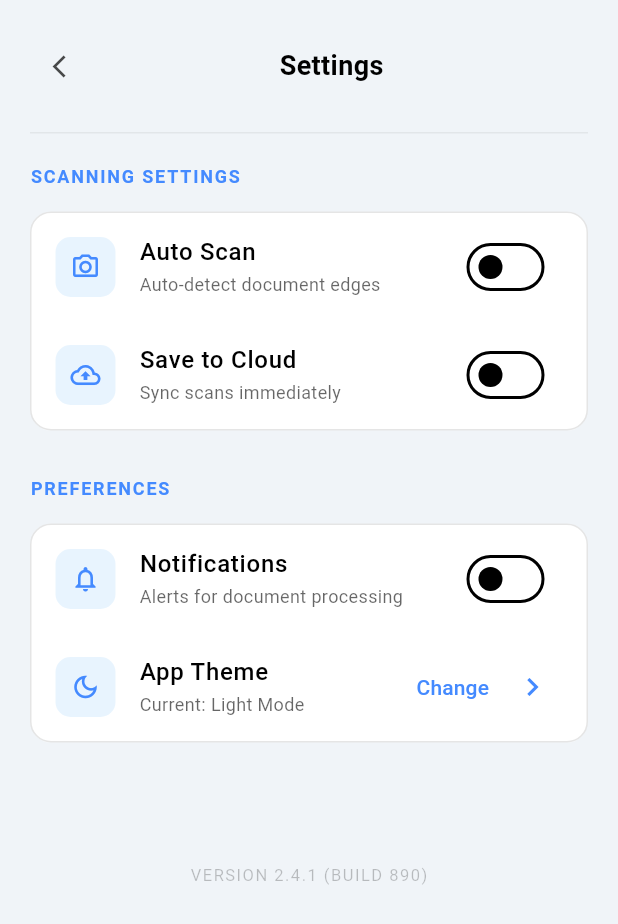
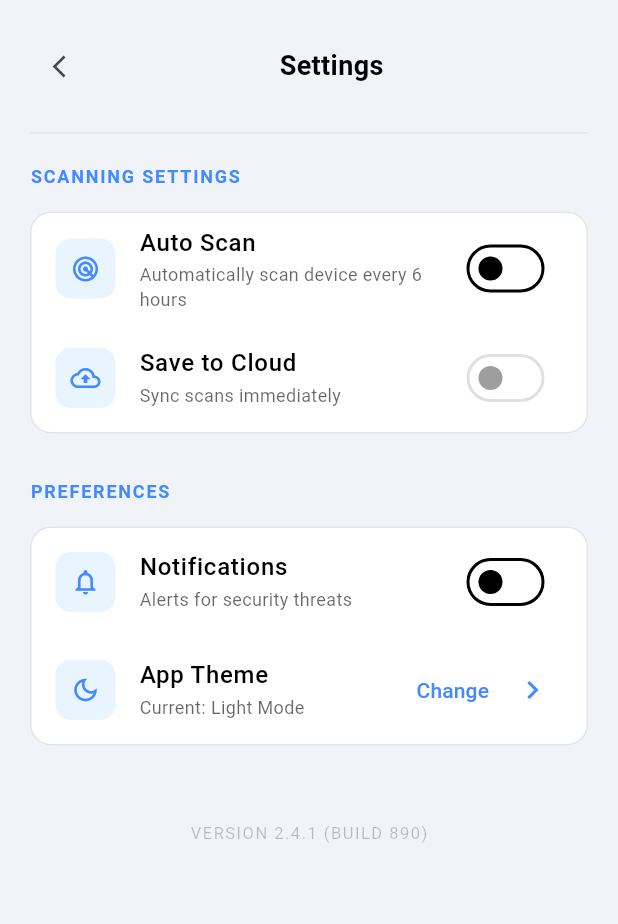
Before and after one commit to Adhamessam2/Mobscan, a Flutter app: the SettingsScreen screen opened directly, after a tap on "Change", on a phone screen of 412 x 824 dp. Shown: the top 924 px of the screen. Run offline on Flutter 3.47's test engine with Material 3 defaults, Android fonts, the phone set to English and light mode, and no system bars; our stand-ins replace bloc, carousel_slider, flutter_bloc, flutter_svg, permission_handler, shared_preferences; missing offline and left inert: installed_apps, jailbreak_root_detection, workmanager; accounts and stored records are empty.

Commit message:
auto scan mode __setting screen__

```diff
--- a/lib/controllers/apps_controller/cubit/apps_state.dart
+++ b/lib/controllers/apps_controller/cubit/apps_state.dart
@@ -36,6 +36,8 @@ class AppsState {
     List<AppModel>? allApps,
     String? searchQuery,
     int? selectedCategoryIndex,
+    bool? queryInstalledApps,
+    bool? storageAccess,
   }) {
     return AppsState._(
       status: status ?? this.status,
@@ -45,6 +47,7 @@ class AppsState {
       selectedCategoryIndex ?? this.selectedCategoryIndex,
       queryInstalledApps: queryInstalledApps ?? this.queryInstalledApps,
       storageAccess: storageAccess ?? this.storageAccess,
+
     );
   }
 
--- /dev/null
+++ b/lib/controllers/apps_controller/cubit/settings_cubit.dart
@@ -0,0 +1,63 @@
+import 'package:flutter/material.dart';
+import 'package:flutter_bloc/flutter_bloc.dart';
+import 'package:shared_preferences/shared_preferences.dart';
+import 'package:permission_handler/permission_handler.dart';
+import 'package:workmanager/workmanager.dart';
+import 'package:flutter/foundation.dart';
+
+part 'settings_state.dart';
+
+const String autoScanTaskName = 'mobscan_auto_scan';
+const String autoScanTaskId = 'mobscan_auto_scan_id';
+
+class SettingsCubit extends Cubit<SettingsState> {
+  SettingsCubit() : super(const SettingsState()) {
+    _loadSettings();
+  }
+
+  Future<void> _loadSettings() async {
+    final prefs = await SharedPreferences.getInstance();
+    emit(state.copyWith(
+      autoScan: prefs.getBool('autoScan') ?? false,
+      notifications: prefs.getBool('notifications') ?? false,
+    ));
+  }
+
+  Future<void> toggleAutoScan(bool value) async {
+    final prefs = await SharedPreferences.getInstance();
+    await prefs.setBool('autoScan', value);
+
+    if (value) {
+      // Register periodic background scan every 6 hours
+      await Workmanager().registerPeriodicTask(
+        autoScanTaskId,
+        autoScanTaskName,
+        frequency: const Duration(hours: 6),
+        existingWorkPolicy: ExistingWorkPolicy.replace,
+        constraints: Constraints(
+          networkType: NetworkType.not_required,
+        ),
+      );
+    } else {
+      // Cancel background scan
+      await Workmanager().cancelByUniqueName(autoScanTaskId);
+    }
+
+    emit(state.copyWith(autoScan: value));
+  }
+
+  Future<void> toggleNotifications(bool value) async {
+    final prefs = await SharedPreferences.getInstance();
+
+    if (value) {
+      final status = await Permission.notification.request();
+      if (!status.isGranted) {
+        // Permission denied, don't turn on
+        return;
+      }
+    }
+
+    await prefs.setBool('notifications', value);
+    emit(state.copyWith(notifications: value));
+  }
+}
--- /dev/null
+++ b/lib/controllers/apps_controller/cubit/settings_state.dart
@@ -0,0 +1,23 @@
+part of 'settings_cubit.dart';
+
+
+@immutable
+class SettingsState {
+  final bool autoScan;
+  final bool notifications;
+
+  const SettingsState({
+    this.autoScan = false,
+    this.notifications = false,
+  });
+
+  SettingsState copyWith({
+    bool? autoScan,
+    bool? notifications,
+  }) {
+    return SettingsState(
+      autoScan: autoScan ?? this.autoScan,
+      notifications: notifications ?? this.notifications,
+    );
+  }
+}
--- a/lib/screens/Setting_Screen.dart
+++ b/lib/screens/Setting_Screen.dart
@@ -1,25 +1,19 @@
 import 'package:flutter/material.dart';
 import 'package:flutter_bloc/flutter_bloc.dart';
+import 'package:mobscan/controllers/apps_controller/cubit/settings_cubit.dart';
 import 'package:mobscan/controllers/apps_controller/cubit/theme_cubit.dart';
 import 'package:mobscan/screens/home_page.dart';
 
-class SettingsScreen extends StatefulWidget {
+class SettingsScreen extends StatelessWidget {
   const SettingsScreen({super.key});
-
-  @override
-  State<SettingsScreen> createState() => _SettingsScreenState();
-}
-
-class _SettingsScreenState extends State<SettingsScreen> {
-  bool autoScan = false;
-  bool saveToCloud = false;
-  bool notifications = false;
 
   @override
   Widget build(BuildContext context) {
     final theme = Theme.of(context);
 
-    return Scaffold(
+    return BlocProvider(
+      create: (_) => SettingsCubit(),
+      child: Scaffold(
         backgroundColor: theme.scaffoldBackgroundColor,
         body: SafeArea(
           child: ListView(
@@ -61,15 +55,18 @@ class _SettingsScreenState extends State<SettingsScreen> {
               const SizedBox(height: 20),
 
               // SCANNING SETTINGS
-            _section(theme, "SCANNING SETTINGS", [
+              BlocBuilder<SettingsCubit, SettingsState>(
+                builder: (context, state) {
+                  return _section(theme, "SCANNING SETTINGS", [
                     _tile(
                       theme,
-                Icons.camera_alt_outlined,
+                      Icons.radar,
                       "Auto Scan",
-                "Auto-detect document edges",
+                      "Automatically scan device every 6 hours",
                       trailing: Switch(
-                  value: autoScan,
-                  onChanged: (value) => setState(() => autoScan = value),
+                        value: state.autoScan,
+                        onChanged: (value) =>
+                            context.read<SettingsCubit>().toggleAutoScan(value),
                         activeColor: Colors.blueAccent,
                       ),
                     ),
@@ -79,66 +76,68 @@ class _SettingsScreenState extends State<SettingsScreen> {
                       "Save to Cloud",
                       "Sync scans immediately",
                       trailing: Switch(
-                  value: saveToCloud,
-                  onChanged: (value) => setState(() => saveToCloud = value),
+                        value: false,
+                        onChanged: null, // Coming soon
                         activeColor: Colors.blueAccent,
                       ),
                     ),
-            ]),
+                  ]);
+                },
+              ),
 
               const SizedBox(height: 30),
 
               // PREFERENCES
-            _section(theme, "PREFERENCES", [
+              BlocBuilder<SettingsCubit, SettingsState>(
+                builder: (context, settingsState) {
+                  return _section(theme, "PREFERENCES", [
                     _tile(
                       theme,
                       Icons.notifications_none,
                       "Notifications",
-                "Alerts for document processing",
+                      "Alerts for security threats",
                       trailing: Switch(
-                  value: notifications,
-                  onChanged: (value) => setState(() => notifications = value),
+                        value: settingsState.notifications,
+                        onChanged: (value) => context
+                            .read<SettingsCubit>()
+                            .toggleNotifications(value),
                         activeColor: Colors.blueAccent,
                       ),
                     ),
 
                     // THEME TILE
                     BlocBuilder<ThemeCubit, ThemeState>(
-                builder: (context, state) {
+                      builder: (context, themeState) {
                         return _tile(
                           theme,
                           Icons.dark_mode_outlined,
                           "App Theme",
-                    state.isDark ? "Current: Dark Mode" : "Current: Light Mode",
+                          themeState.isDark
+                              ? "Current: Dark Mode"
+                              : "Current: Light Mode",
                           trailing: Row(
                             mainAxisSize: MainAxisSize.min,
                             children: [
                               TextButton(
-                          onPressed: () => context.read<ThemeCubit>().toggleTheme(),
-                          child: Text("Change",
-                              style: TextStyle(
-                                  color: Colors.blueAccent)),
+                                onPressed: () =>
+                                    context.read<ThemeCubit>().toggleTheme(),
+                                child: const Text("Change",
+                                    style:
+                                    TextStyle(color: Colors.blueAccent)),
                               ),
                               const SizedBox(width: 5),
-                        Icon(Icons.chevron_right,
+                              const Icon(Icons.chevron_right,
                                   color: Colors.blueAccent),
                             ],
                           ),
                         );
                       },
-
                     ),
-            ]
+                  ]);
+                },
               ),
 
               const SizedBox(height: 30),
-
-            // SUPPORT & INFO
-
-
-            const SizedBox(height: 30),
-
-
               const SizedBox(height: 20),
 
               Center(
@@ -150,11 +149,10 @@ class _SettingsScreenState extends State<SettingsScreen> {
                       letterSpacing: 1),
                 ),
               ),
-
             ],
           ),
         ),
-
+      ),
     );
   }
 
@@ -184,8 +182,8 @@ class _SettingsScreenState extends State<SettingsScreen> {
     );
   }
 
-  Widget _tile(ThemeData theme, IconData icon, String title,
-      String? subtitle, {Widget? trailing}) {
+  Widget _tile(ThemeData theme, IconData icon, String title, String? subtitle,
+      {Widget? trailing}) {
     return ListTile(
       leading: Container(
         width: 40,
--- a/pubspec.yaml
+++ b/pubspec.yaml
@@ -41,6 +41,8 @@ dependencies:
   shared_preferences: ^2.5.5
   flutter_svg: ^2.2.4
   installed_apps: ^2.1.1
+  permission_handler: ^11.0.0
+  workmanager: ^0.6.0
 
 dev_dependencies:
   flutter_test:
```
Also changed, not shown: lib/controllers/apps_controller/cubit/apps_cubit.dart (+32 -1 lines), lib/main.dart (+18 -1 lines), lib/screens/Permissions_Screen.dart (+17 -14 lines), pubspec.lock, 3 other files. Lines whose indentation alone changed are shown as unchanged.
